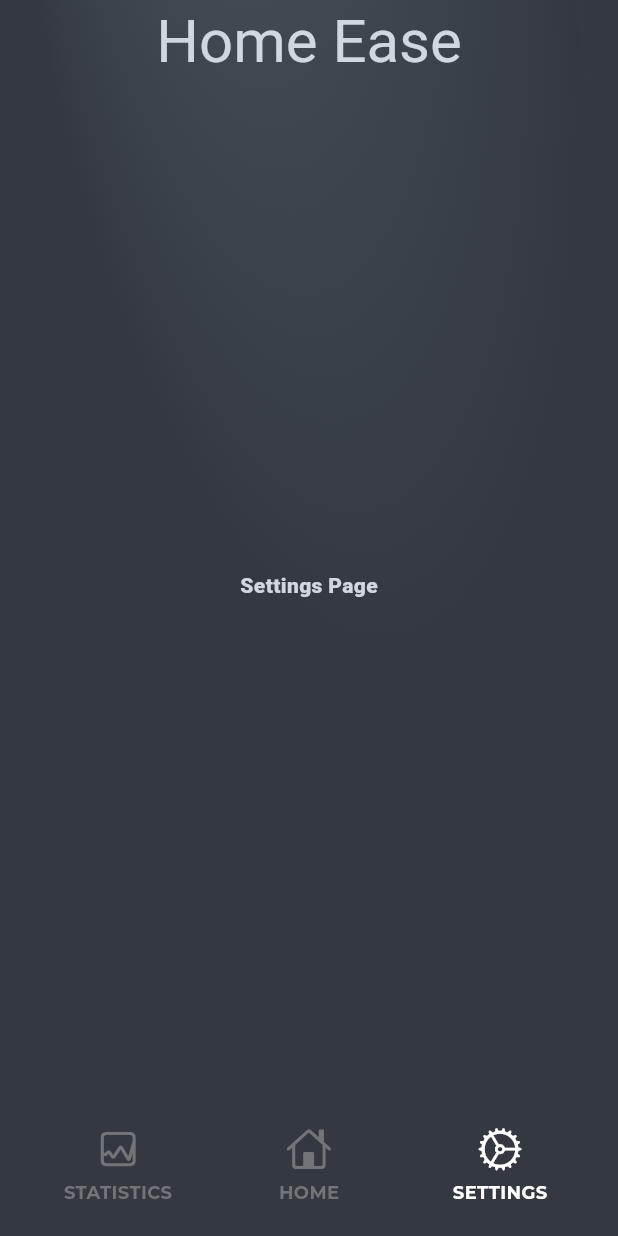
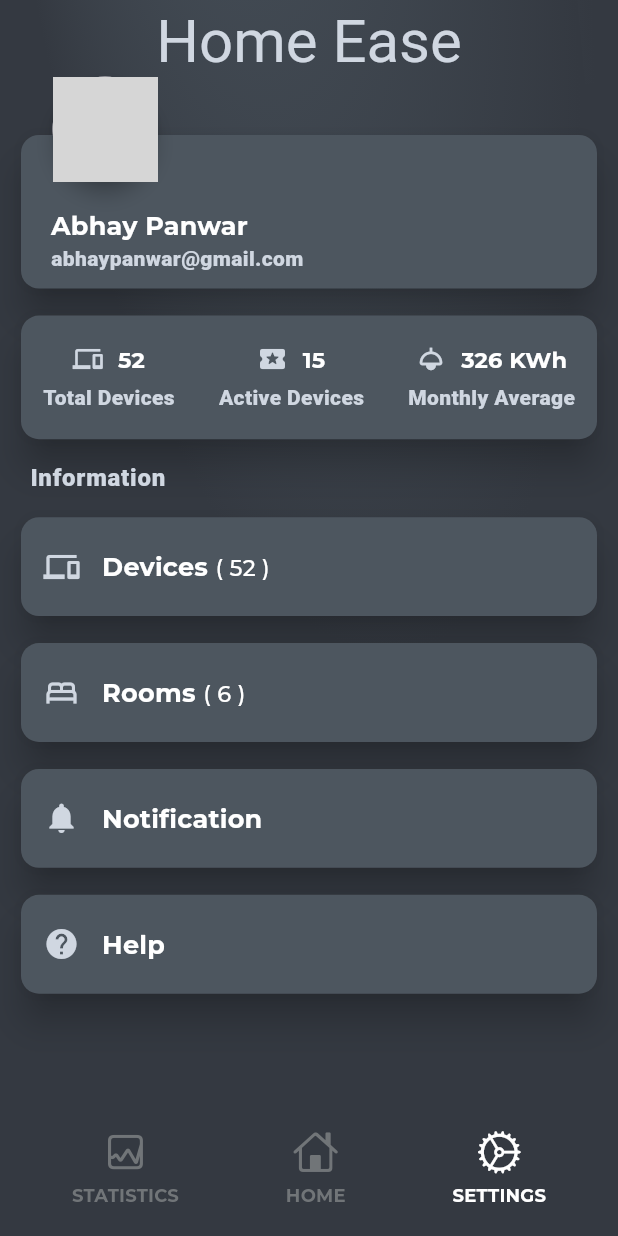
Before and after one commit to abhaypanwar00/Home-Ease, a Flutter app: the screen it shows after launch, item 3 of the bottom bar chosen, on a phone screen of 412 x 824 dp. Run offline on Flutter 3.47's test engine with Material 3 defaults, Android fonts, the light colour scheme and no system bars; our stand-ins replace bloc, equatable, fl_chart, flutter_bloc, fluttericon, google_fonts; Roboto replaces fonts that are missing (Buda, Gruppo); grey boxes are pictures that could not be loaded.

Commit message:
settings screen added

```diff
--- a/lib/home/dashboard/ui/screens/dashboard_screen.dart
+++ b/lib/home/dashboard/ui/screens/dashboard_screen.dart
@@ -80,7 +80,7 @@ class DashboardScreen extends StatelessWidget {
               builder: (context, state) {
                 log("Page Indicator ${state.pageIndex + 1}");
                 return Padding(
-                  padding: const EdgeInsets.symmetric(vertical: 15),
+                  padding: const EdgeInsets.symmetric(vertical: 20),
                   child: PageIndicator(pageIndex: state.pageIndex, length: 5),
                 );
               },
--- a/lib/home/room_detail/ui/widgets/info_column.dart
+++ b/lib/home/room_detail/ui/widgets/info_column.dart
@@ -26,12 +26,12 @@ class InfoColumn extends StatelessWidget {
         ),
         Text(
           text1,
-          style: Theme.of(context).textTheme.bodyLarge!.copyWith(color: color),
+          style: Theme.of(context).textTheme.bodyMedium!.copyWith(color: color),
         ),
         Text(
           text2,
           style: GoogleFonts.montserrat(
-            fontSize: 18,
+            fontSize: 16,
             fontWeight: FontWeight.w700,
             color: color,
           ),
--- a/lib/home/room_detail/ui/widgets/info_row.dart
+++ b/lib/home/room_detail/ui/widgets/info_row.dart
@@ -32,7 +32,7 @@ class InfoRow extends StatelessWidget {
         Text(
           text2,
           style: GoogleFonts.montserrat(
-            fontSize: 20,
+            fontSize: 18,
             fontWeight: FontWeight.w700,
           ),
         )
--- /dev/null
+++ b/lib/settings/devices_card.dart
@@ -0,0 +1,81 @@
+import 'package:flutter/material.dart';
+import 'package:home_ease/theme/colors.dart';
+
+class DevicesCard extends StatelessWidget {
+  const DevicesCard({
+    super.key,
+  });
+
+  @override
+  Widget build(BuildContext context) {
+    return Card(
+      color: SHColors.cardColor,
+      elevation: 10,
+      child: SizedBox(
+        height: MediaQuery.of(context).size.height * 0.1,
+        width: MediaQuery.of(context).size.width,
+        child: const Row(
+          mainAxisAlignment: MainAxisAlignment.spaceAround,
+          children: [
+            DevicesColumn(
+              icon: Icons.devices,
+              rowText: "52",
+              columnText: "Total Devices",
+            ),
+            DevicesColumn(
+              icon: Icons.local_activity_rounded,
+              rowText: "15",
+              columnText: "Active Devices",
+            ),
+            DevicesColumn(
+              icon: Icons.light,
+              rowText: "326 KWh",
+              columnText: "Monthly Average",
+            ),
+          ],
+        ),
+      ),
+    );
+  }
+}
+
+class DevicesColumn extends StatelessWidget {
+  const DevicesColumn({
+    super.key,
+    required this.icon,
+    required this.rowText,
+    required this.columnText,
+  });
+
+  final IconData icon;
+  final String rowText;
+  final String columnText;
+
+  @override
+  Widget build(BuildContext context) {
+    return Column(
+      mainAxisAlignment: MainAxisAlignment.center,
+      children: [
+        Row(
+          crossAxisAlignment: CrossAxisAlignment.center,
+          children: [
+            Icon(
+              icon,
+              size: 20,
+            ),
+            const SizedBox(width: 10),
+            Text(
+              rowText,
+              style: Theme.of(context)
+                  .textTheme
+                  .titleMedium!
+                  .copyWith(fontSize: 15),
+            ),
+          ],
+        ),
+        const SizedBox(height: 5),
+        Text(columnText),
+      ],
+    );
+  }
+}
--- /dev/null
+++ b/lib/settings/profile_card.dart
@@ -0,0 +1,63 @@
+import 'package:flutter/material.dart';
+import 'package:home_ease/theme/colors.dart';
+
+class ProfileCard extends StatelessWidget {
+  const ProfileCard({
+    super.key,
+  });
+
+  @override
+  Widget build(BuildContext context) {
+    return Stack(
+      clipBehavior: Clip.none,
+      children: [
+        Card(
+          elevation: 10,
+          color: SHColors.cardColor,
+          child: Padding(
+            padding: const EdgeInsets.symmetric(
+              horizontal: 20,
+              vertical: 10,
+            ),
+            child: SizedBox(
+              height: MediaQuery.of(context).size.height * 0.1,
+              width: MediaQuery.of(context).size.width,
+              child: Column(
+                mainAxisAlignment: MainAxisAlignment.end,
+                crossAxisAlignment: CrossAxisAlignment.start,
+                children: [
+                  Text(
+                    "Abhay Panwar",
+                    style: Theme.of(context).textTheme.titleMedium,
+                  ),
+                  const Text("abhaypanwar@gmail.com"),
+                ],
+              ),
+            ),
+          ),
+        ),
+        Positioned(
+          top: -35,
+          left: 25,
+          child: Material(
+            elevation: 5,
+            shape: const CircleBorder(),
+            clipBehavior: Clip.antiAlias,
+            child: CircleAvatar(
+              backgroundColor: SHColors.hintColor,
+              radius: 35,
+              child: ClipOval(
+                child: Image.asset(
+                  "assets/images/profile.jpg",
+                  fit: BoxFit.cover,
+                  width: 70,
+                  height: 70,
+                ),
+              ),
+            ),
+          ),
+        ),
+      ],
+    );
+  }
+}
--- /dev/null
+++ b/lib/settings/settings_info_card.dart
@@ -0,0 +1,48 @@
+import 'package:flutter/material.dart';
+import 'package:home_ease/theme/colors.dart';
+
+class SettingsInfoCard extends StatelessWidget {
+  const SettingsInfoCard({
+    super.key,
+    required this.icon,
+    required this.text1,
+    this.text2,
+  });
+
+  final IconData icon;
+  final String text1;
+  final String? text2;
+
+  @override
+  Widget build(BuildContext context) {
+    return Card(
+      color: SHColors.cardColor,
+      elevation: 10,
+      child: SizedBox(
+        height: MediaQuery.of(context).size.height * 0.08,
+        width: MediaQuery.of(context).size.width,
+        child: Padding(
+          padding: const EdgeInsets.symmetric(vertical: 10, horizontal: 15),
+          child: Row(
+            children: [
+              Icon(icon),
+              const SizedBox(width: 15),
+              Text(
+                text1,
+                style: Theme.of(context).textTheme.titleMedium,
+              ),
+              const SizedBox(width: 5),
+              Text(
+                text2!,
+                style: Theme.of(context).textTheme.titleMedium!.copyWith(
+                      fontWeight: FontWeight.w500,
+                      fontSize: 15,
+                    ),
+              ),
+            ],
+          ),
+        ),
+      ),
+    );
+  }
+}
--- a/lib/settings/settings_screen.dart
+++ b/lib/settings/settings_screen.dart
@@ -1,4 +1,7 @@
 import 'package:flutter/material.dart';
+import 'package:home_ease/settings/devices_card.dart';
+import 'package:home_ease/settings/profile_card.dart';
+import 'package:home_ease/settings/settings_info_card.dart';
 import 'package:home_ease/theme/lighted_background.dart';
 
 class SettingsScreen extends StatelessWidget {
@@ -6,11 +9,63 @@ class SettingsScreen extends StatelessWidget {
 
   @override
   Widget build(BuildContext context) {
-    return const LightedBackgound(
+    return LightedBackgound(
       child: Scaffold(
         backgroundColor: Colors.transparent,
-        body: Center(
-          child: Text('Settings Page'),
+        body: Padding(
+          padding: const EdgeInsets.only(
+            top: 30,
+            left: 10,
+            right: 10,
+          ),
+          child: Column(
+            crossAxisAlignment: CrossAxisAlignment.start,
+            children: [
+              const ProfileCard(),
+              const SizedBox(height: 10),
+              const DevicesCard(),
+              const SizedBox(height: 10),
+              Padding(
+                padding: const EdgeInsets.only(left: 10),
+                child: Text(
+                  "Information",
+                  style: Theme.of(context).textTheme.bodyLarge,
+                ),
+              ),
+              const SizedBox(height: 10),
+              const Flexible(
+                child: SingleChildScrollView(
+                  child: Column(
+                    children: [
+                      SettingsInfoCard(
+                        icon: Icons.devices,
+                        text1: "Devices",
+                        text2: "( 52 )",
+                      ),
+                      SizedBox(height: 10),
+                      SettingsInfoCard(
+                        icon: Icons.bed_outlined,
+                        text1: "Rooms",
+                        text2: "( 6 )",
+                      ),
+                      SizedBox(height: 10),
+                      SettingsInfoCard(
+                        icon: Icons.notifications,
+                        text1: "Notification",
+                        text2: "",
+                      ),
+                      SizedBox(height: 10),
+                      SettingsInfoCard(
+                        icon: Icons.help,
+                        text1: "Help",
+                        text2: "",
+                      ),
+                    ],
+                  ),
+                ),
+              ),
+            ],
+          ),
         ),
       ),
     );
--- a/lib/statistics/stats_screen.dart
+++ b/lib/statistics/stats_screen.dart
@@ -18,11 +18,6 @@ class StatisticsScreen extends StatelessWidget {
           padding: const EdgeInsets.symmetric(horizontal: 10),
           child: Column(
             children: [
-              SizedBox(height: screenWidth * 0.05),
-              Text(
-                "STATISTICS",
-                style: Theme.of(context).textTheme.bodyMedium,
-              ),
               SizedBox(height: screenWidth * 0.05),
               Center(
                 child: SizedBox(
--- a/lib/widgets/bottom_nav_bar.dart
+++ b/lib/widgets/bottom_nav_bar.dart
@@ -1,6 +1,6 @@
 import 'package:flutter/material.dart';
+import 'package:home_ease/theme/colors.dart';
 import 'package:home_ease/theme/icons.dart';
-import 'package:home_ease/theme/colors.dart';
 
 class BottomNavBar extends StatelessWidget {
   final int currentIndex;
@@ -15,47 +15,51 @@ class BottomNavBar extends StatelessWidget {
   @override
   Widget build(BuildContext context) {
     return Padding(
-      padding: const EdgeInsets.all(15),
-      child: BottomNavigationBar(
-        currentIndex: currentIndex,
-        onTap: onTap,
-        selectedItemColor: Colors.white,
-        unselectedItemColor: SHColors.hintColor,
-        backgroundColor: SHColors.backgroundColor,
-        showUnselectedLabels: true,
-        items: const [
-          BottomNavigationBarItem(
-            icon: Padding(
-              padding: EdgeInsets.all(5),
-              child: Icon(
-                SHIcons.stats,
-                size: 30,
-              ),
-            ),
-            label: 'STATISTICS',
-          ),
-          BottomNavigationBarItem(
-            icon: Padding(
-              padding: EdgeInsets.all(5),
-              child: Icon(
-                SHIcons.home,
-                size: 30,
-              ),
-            ),
-            label: 'HOME',
-          ),
-          BottomNavigationBarItem(
-            icon: Padding(
-              padding: EdgeInsets.all(5),
-              child: Icon(
-                SHIcons.settings,
-                size: 30,
-              ),
-            ),
-            label: 'SETTINGS',
-          ),
+      padding: EdgeInsets.all(MediaQuery.of(context).size.height * 0.015),
+      child: Row(
+        mainAxisAlignment: MainAxisAlignment.spaceAround,
+        crossAxisAlignment: CrossAxisAlignment.center,
+        children: [
+          _buildNavItem(context, SHIcons.stats, 'STATISTICS', 0),
+          _buildNavItem(context, SHIcons.home, 'HOME', 1),
+          _buildNavItem(context, SHIcons.settings, 'SETTINGS', 2),
         ],
       ),
     );
   }
+
+  Widget _buildNavItem(
+    BuildContext context,
+    IconData icon,
+    String label,
+    int index,
+  ) {
+    final bool isSelected = currentIndex == index;
+
+    return InkWell(
+      onTap: () => onTap(index),
+      splashFactory: NoSplash.splashFactory,
+      child: Padding(
+        padding: const EdgeInsets.all(5),
+        child: Column(
+          mainAxisSize: MainAxisSize.min,
+          children: [
+            Icon(
+              icon,
+              size: 30,
+              color: isSelected ? Colors.white : SHColors.hintColor,
+            ),
+            const SizedBox(height: 5),
+            Text(
+              label,
+              style: Theme.of(context).textTheme.titleMedium!.copyWith(
+                    color: isSelected ? Colors.white : SHColors.hintColor,
+                    fontSize: 12,
+                  ),
+            ),
+          ],
+        ),
+      ),
+    );
+  }
 }
--- a/lib/widgets/stats_card.dart
+++ b/lib/widgets/stats_card.dart
@@ -18,7 +18,9 @@ class StatsCard extends StatelessWidget {
   @override
   Widget build(BuildContext context) {
     log("Stats Card Build");
-    return Card(
+    return Padding(
+      padding: const EdgeInsets.only(bottom: 10),
+      child: Card(
         color: SHColors.cardColor,
         elevation: 10,
         child: Padding(
@@ -51,6 +53,7 @@ class StatsCard extends StatelessWidget {
             ],
           ),
         ),
+      ),
     );
   }
 }
```
Also changed, not shown: 1 other file. Lines whose indentation alone changed are shown as unchanged.
